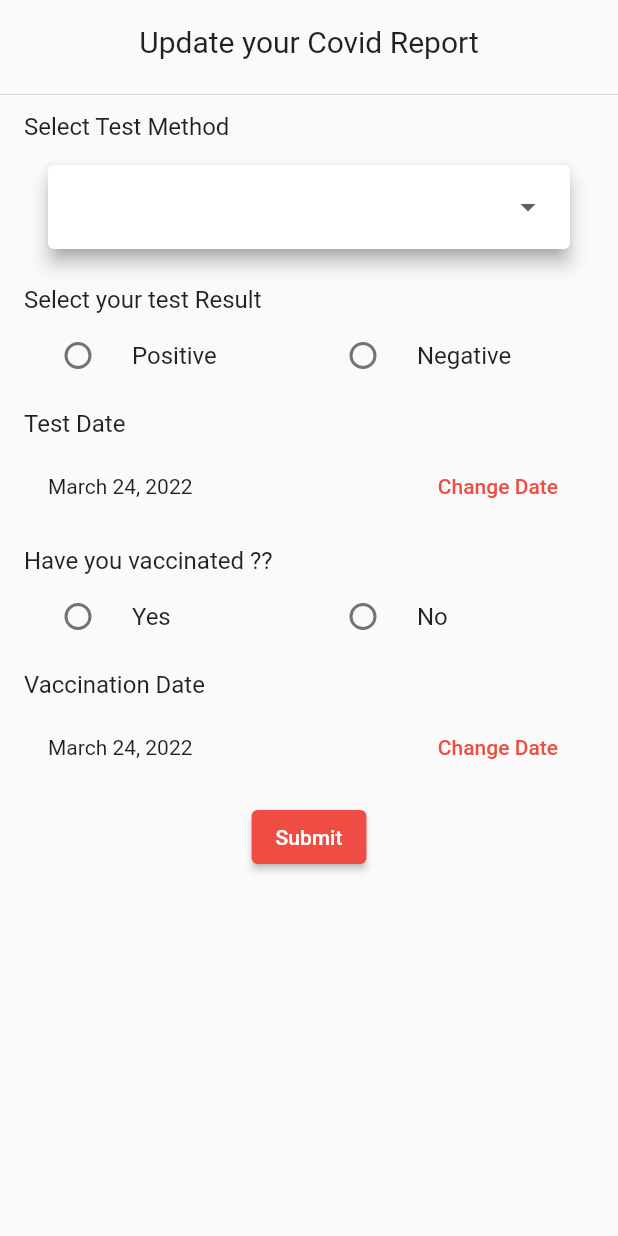
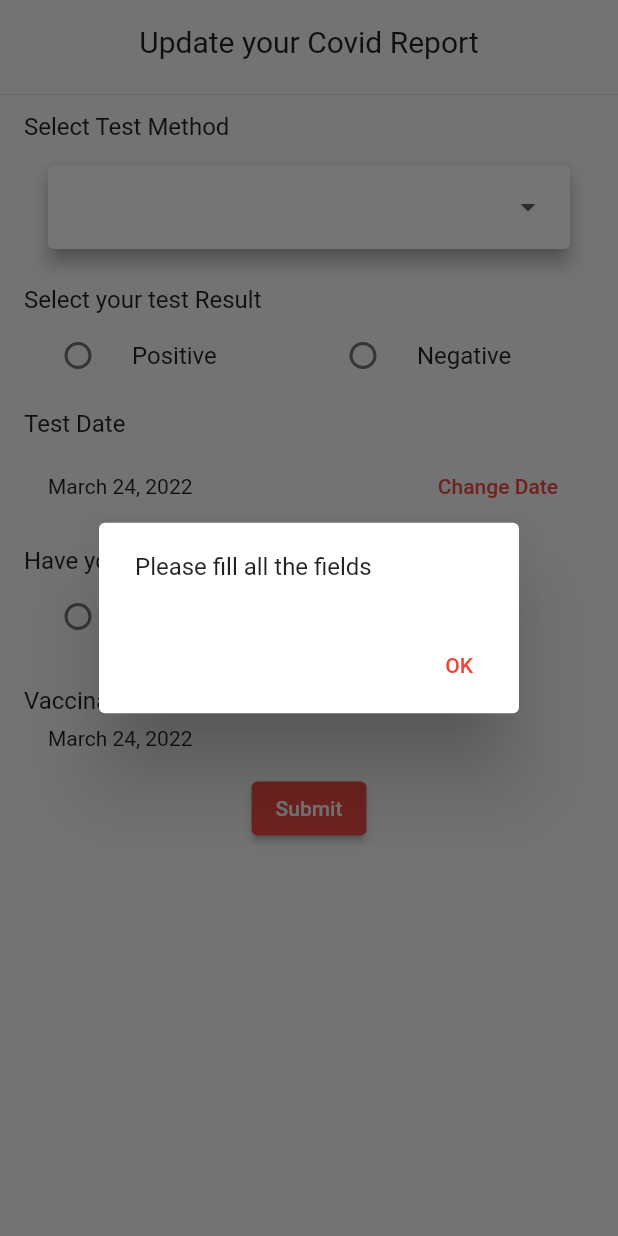
Before and after one commit to vetrivelu/safecampus, a Flutter app: the CovidForm widget shown alone on an empty page, opened directly, after a tap on "Submit", on a phone screen of 412 x 824 dp. Run offline on Flutter 3.47's test engine with Material 2 defaults, Android fonts, the light colour scheme and no system bars; our stand-ins replace badges, carousel_slider, cloud_firestore, cloud_functions, firebase_auth, firebase_core and 11 more; accounts and stored records are empty.

Commit message:
covid history report page

```diff
--- a/lib/screens/status/covid_history.dart
+++ b/lib/screens/status/covid_history.dart
@@ -19,7 +19,7 @@ class CovidList extends StatelessWidget {
           centerTitle: true,
           actions: [
             Padding(
-              padding: const EdgeInsets.all(12.0),
+              padding: const EdgeInsets.all(13.0),
               child: ElevatedButton(
                   style: ButtonStyle(
                       backgroundColor: MaterialStateProperty.all(Colors.white)),
--- a/lib/screens/status/covid_tile.dart
+++ b/lib/screens/status/covid_tile.dart
@@ -35,11 +35,13 @@ class CovidTile extends StatelessWidget {
                     child: Center(
                       child: Text(
                         covidInfo.result == false ? 'Negative' : 'Positive',
-                        style: TextStyle(fontWeight: FontWeight.bold, color: cardcolor),
+                        style: TextStyle(
+                            fontWeight: FontWeight.bold, color: cardcolor),
                       ),
                     ),
                     decoration: BoxDecoration(
-                      color: covidInfo.result == false ? Colors.green : Colors.red,
+                      color:
+                          covidInfo.result == false ? Colors.green : Colors.red,
                       borderRadius: BorderRadius.circular(14),
                     ),
                   )
@@ -57,7 +59,8 @@ class CovidTile extends StatelessWidget {
               TableRow(
                 children: [
                   const Text("Vaccination Date"),
-                  Text(": ${covidInfo.vaccinated ? format.format(covidInfo.vaccinatedOn!) : "Not vaccinated"} "),
+                  Text(
+                      ": ${covidInfo.vaccinated ? format.format(covidInfo.vaccinatedOn!) : "Not vaccinated"} "),
                   Container()
                 ],
               ),
@@ -65,7 +68,7 @@ class CovidTile extends StatelessWidget {
           ),
         ),
         decoration: BoxDecoration(
-          color: Colors.grey,
+          color: Colors.grey[500],
           borderRadius: BorderRadius.circular(20),
         ),
       ),
--- a/lib/screens/status/covid_update.dart
+++ b/lib/screens/status/covid_update.dart
@@ -178,7 +178,8 @@ class _CovidFormState extends State<CovidForm> {
                 children: [
                   Text(format.format(_vaccinatedOn),
                       style: getText(context).bodyText2),
-                  TextButton(
+                  _vaccinated == true
+                      ? TextButton(
                           onPressed: () async {
                             _vaccinatedOn = await showDatePicker(
                                     context: context,
@@ -193,12 +194,14 @@ class _CovidFormState extends State<CovidForm> {
                             "Change Date",
                             style: getText(context).bodyText1,
                           ))
+                      : const Text(""),
                 ],
               ),
             ),
           ),
           ElevatedButton(
               onPressed: () {
+                if (_method != null && _vaccinated != null && _result != null) {
                   userController.addCovidInfo(covidInfo).then((response) {
                     // if (response.code == "error") {
                     //   showDialog(
@@ -246,6 +249,23 @@ class _CovidFormState extends State<CovidForm> {
                           Navigator.of(context).pop();
                         });
                   });
+                } else
+                  showDialog<String>(
+                    context: context,
+                    builder: (BuildContext context) => AlertDialog(
+                      // title: const Text('AlertDialog Title'),
+                      content: const Text('Please fill all the fields'),
+                      actions: <Widget>[
+                        TextButton(
+                          onPressed: () => Navigator.pop(context, 'OK'),
+                          child: const Text('OK'),
+                        ),
+                      ],
+                    ),
+                  );
+
+                // Find the ScaffoldMessenger in the widget tree
+                // and use it to show a SnackBar.
               },
               child: const Text("Submit")),
         ],
```
Lines whose indentation alone changed are shown as unchanged.
